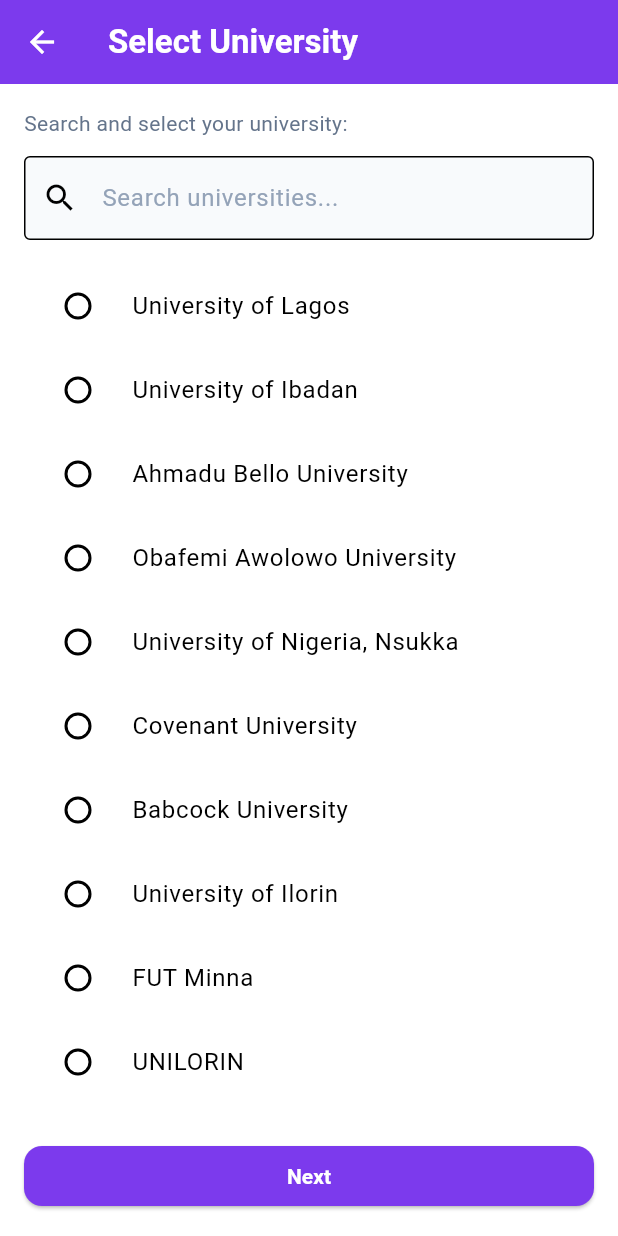
After one commit to idarapatrick/UTME-PrepMaster, a Flutter app: the UniversitySelectionScreen screen opened directly, on a phone screen of 412 x 824 dp. The commit adds this screen. Run offline on Flutter 3.47's test engine with Material 3 defaults, Android fonts, the phone set to English and light mode, and no system bars; our stand-ins replace cloud_firestore, firebase_auth, firebase_core, firebase_storage, image_picker; accounts and stored records are empty; network calls fail.

Commit message:
feat(onboarding): validate personal info and navigate to university selection

```diff
--- /dev/null
+++ b/lib/data/nigerian_universities.dart
@@ -0,0 +1,15 @@
+const List<String> nigerianUniversities = [
+  'University of Lagos',
+  'University of Ibadan',
+  'Ahmadu Bello University',
+  'Obafemi Awolowo University',
+  'University of Nigeria, Nsukka',
+  'Covenant University',
+  'Babcock University',
+  'University of Ilorin',
+  'FUT Minna',
+  'UNILORIN',
+  'Nnamdi Azikiwe University',
+  'University of Benin',
+  // Add more if needed
+];
--- a/lib/main_liliane.dart
+++ b/lib/main_liliane.dart
@@ -1,6 +1,7 @@
 import 'package:flutter/material.dart';
 import 'screens/onboarding/welcome_screen.dart';
 import 'screens/onboarding/personal_info_screen.dart';
+import 'screens/onboarding/university_selection_screen.dart'; // ✅ Add this line
 
 void main() {
   runApp(const LilianeApp());
@@ -18,7 +19,8 @@
       routes: {
         '/welcome': (context) => const WelcomeScreen(),
         '/personal-info': (context) => const PersonalInfoScreen(),
-        // You can add more screens later
+        '/university-selection': (context) =>
+            const UniversitySelectionScreen(), // ✅ Added route
       },
     );
   }
--- /dev/null
+++ b/lib/screens/onboarding/university_selection_screen.dart
@@ -0,0 +1,90 @@
+import 'package:flutter/material.dart';
+import '../../../data/nigerian_universities.dart';
+
+class UniversitySelectionScreen extends StatefulWidget {
+  const UniversitySelectionScreen({super.key});
+
+  @override
+  State<UniversitySelectionScreen> createState() =>
+      _UniversitySelectionScreenState();
+}
+
+class _UniversitySelectionScreenState extends State<UniversitySelectionScreen> {
+  String? _selectedUniversity;
+  List<String> _filteredUniversities = nigerianUniversities;
+  final TextEditingController _searchController = TextEditingController();
+
+  void _filterUniversities(String query) {
+    setState(() {
+      _filteredUniversities = nigerianUniversities
+          .where((uni) => uni.toLowerCase().contains(query.toLowerCase()))
+          .toList();
+    });
+  }
+
+  void _handleNext() {
+    if (_selectedUniversity == null) {
+      ScaffoldMessenger.of(context).showSnackBar(
+        const SnackBar(content: Text("Please select your university.")),
+      );
+    } else {
+      Navigator.pushNamed(
+        context,
+        '/subjects-selection',
+      ); // TODO: implement next screen later
+    }
+  }
+
+  @override
+  Widget build(BuildContext context) {
+    return Scaffold(
+      appBar: AppBar(title: const Text('Select University')),
+      body: Padding(
+        padding: const EdgeInsets.all(16),
+        child: Column(
+          crossAxisAlignment: CrossAxisAlignment.start,
+          children: [
+            const Text("Search and select your university:"),
+            const SizedBox(height: 12),
+            TextField(
+              controller: _searchController,
+              onChanged: _filterUniversities,
+              decoration: const InputDecoration(
+                hintText: 'Search universities...',
+                prefixIcon: Icon(Icons.search),
+                border: OutlineInputBorder(),
+              ),
+            ),
+            const SizedBox(height: 16),
+            Expanded(
+              child: _filteredUniversities.isEmpty
+                  ? const Center(child: Text("No universities found."))
+                  : ListView.builder(
+                      itemCount: _filteredUniversities.length,
+                      itemBuilder: (context, index) {
+                        final university = _filteredUniversities[index];
+                        return RadioListTile<String>(
+                          value: university,
+                          title: Text(university),
+                          groupValue: _selectedUniversity,
+                          onChanged: (value) {
+                            setState(() => _selectedUniversity = value);
+                          },
+                        );
+                      },
+                    ),
+            ),
+            const SizedBox(height: 12),
+            SizedBox(
+              width: double.infinity,
+              child: ElevatedButton(
+                onPressed: _handleNext,
+                child: const Text("Next"),
+              ),
+            ),
+          ],
+        ),
+      ),
+    );
+  }
+}
```
